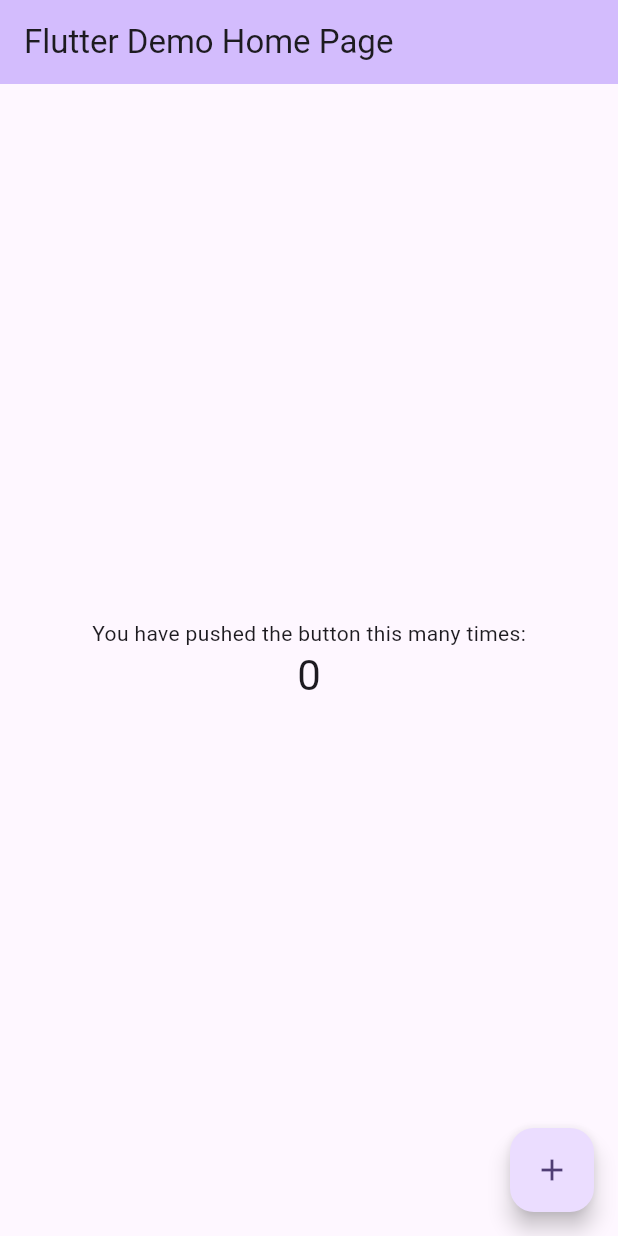
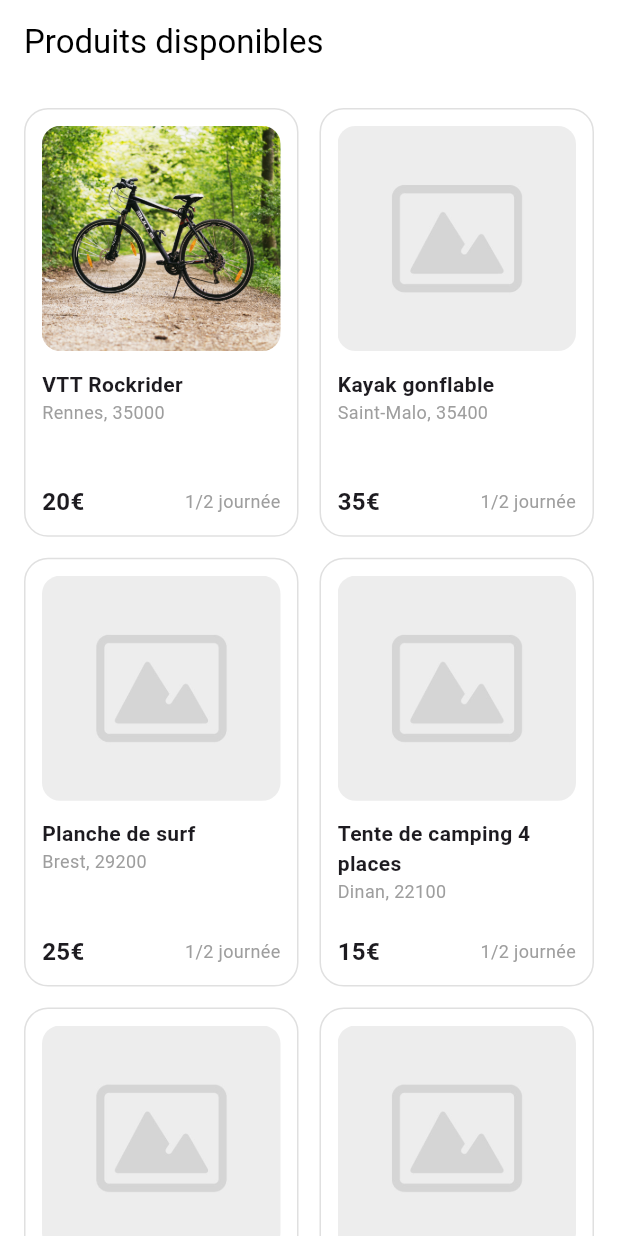
Before and after one commit to tombihoreau/lockeo, a Flutter app: the screen it shows after launch, on a phone screen of 412 x 824 dp. Run offline on Flutter 3.47's test engine with Material 3 defaults, Android fonts, the phone set to English and light mode, and no system bars.

Commit message:
add products_screen and produc_detail_screen

```diff
--- a/lockeo_app/lib/main.dart
+++ b/lockeo_app/lib/main.dart
@@ -1,4 +1,5 @@
 import 'package:flutter/material.dart';
+import 'package:lockeo_app/screens/products_screen.dart';
 
 void main() {
   runApp(const MyApp());
@@ -7,101 +8,20 @@ void main() {
 class MyApp extends StatelessWidget {
   const MyApp({super.key});
 
-  // This widget is the root of your application.
   @override
   Widget build(BuildContext context) {
     return MaterialApp(
-      title: 'Flutter Demo',
+      title: 'Lockeo',
+      debugShowCheckedModeBanner: false,
       theme: ThemeData(
-        colorScheme: ColorScheme.fromSeed(seedColor: Colors.deepPurple),
+        scaffoldBackgroundColor: Colors.white, // 👈 fond global
+        appBarTheme: const AppBarTheme(
+          backgroundColor: Colors.white,
+          foregroundColor: Colors.black,       // texte/icônes noirs
+          elevation: 0,                        // pas d’ombre
+        ),
       ),
-      home: const MyHomePage(title: 'Flutter Demo Home Page'),
+      home: ProductsScreen(),
     );
   }
 }
-
-class MyHomePage extends StatefulWidget {
-  const MyHomePage({super.key, required this.title});
-
-  // This widget is the home page of your application. It is stateful, meaning
-  // that it has a State object (defined below) that contains fields that affect
-  // how it looks.
-
-  // This class is the configuration for the state. It holds the values (in this
-  // case the title) provided by the parent (in this case the App widget) and
-  // used by the build method of the State. Fields in a Widget subclass are
-  // always marked "final".
-
-  final String title;
-
-  @override
-  State<MyHomePage> createState() => _MyHomePageState();
-}
-
-class _MyHomePageState extends State<MyHomePage> {
-  int _counter = 0;
-
-  void _incrementCounter() {
-    setState(() {
-      // This call to setState tells the Flutter framework that something has
-      // changed in this State, which causes it to rerun the build method below
-      // so that the display can reflect the updated values. If we changed
-      // _counter without calling setState(), then the build method would not be
-      // called again, and so nothing would appear to happen.
-      _counter++;
-    });
-  }
-
-  @override
-  Widget build(BuildContext context) {
-    // This method is rerun every time setState is called, for instance as done
-    // by the _incrementCounter method above.
-    //
-    // The Flutter framework has been optimized to make rerunning build methods
-    // fast, so that you can just rebuild anything that needs updating rather
-    // than having to individually change instances of widgets.
-    return Scaffold(
-      appBar: AppBar(
-        // TRY THIS: Try changing the color here to a specific color (to
-        // Colors.amber, perhaps?) and trigger a hot reload to see the AppBar
-        // change color while the other colors stay the same.
-        backgroundColor: Theme.of(context).colorScheme.inversePrimary,
-        // Here we take the value from the MyHomePage object that was created by
-        // the App.build method, and use it to set our appbar title.
-        title: Text(widget.title),
-      ),
-      body: Center(
-        // Center is a layout widget. It takes a single child and positions it
-        // in the middle of the parent.
-        child: Column(
-          // Column is also a layout widget. It takes a list of children and
-          // arranges them vertically. By default, it sizes itself to fit its
-          // children horizontally, and tries to be as tall as its parent.
-          //
-          // Column has various properties to control how it sizes itself and
-          // how it positions its children. Here we use mainAxisAlignment to
-          // center the children vertically; the main axis here is the vertical
-          // axis because Columns are vertical (the cross axis would be
-          // horizontal).
-          //
-          // TRY THIS: Invoke "debug painting" (choose the "Toggle Debug Paint"
-          // action in the IDE, or press "p" in the console), to see the
-          // wireframe for each widget.
-          mainAxisAlignment: MainAxisAlignment.center,
-          children: <Widget>[
-            const Text('You have pushed the button this many times:'),
-            Text(
-              '$_counter',
-              style: Theme.of(context).textTheme.headlineMedium,
-            ),
-          ],
-        ),
-      ),
-      floatingActionButton: FloatingActionButton(
-        onPressed: _incrementCounter,
-        tooltip: 'Increment',
-        child: const Icon(Icons.add),
-      ), // This trailing comma makes auto-formatting nicer for build methods.
-    );
-  }
-}
--- /dev/null
+++ b/lockeo_app/lib/models/images.dart
@@ -0,0 +1,25 @@
+class ImageModel {
+  final int imageId;
+  final int productId;
+  final String url;
+  final int positionImage;
+  final String createdAt;
+
+  ImageModel({
+    required this.imageId,
+    required this.productId,
+    required this.url,
+    required this.positionImage,
+    required this.createdAt,
+  });
+
+  factory ImageModel.fromJson(Map<String, dynamic> json) {
+    return ImageModel(
+      imageId: json['image_id'],
+      productId: json['product_id'],
+      url: json['url'],
+      positionImage: json['position_image'],
+      createdAt: json['created_at'],
+    );
+  }
+}
--- /dev/null
+++ b/lockeo_app/lib/models/product.dart
@@ -0,0 +1,52 @@
+class Product {
+  final int productId;
+  final String name;
+  final String description;
+  final double? price;
+  final double? priceEstimate;
+  final String state;
+  final double? longitude;
+  final double? latitude;
+  final String city;
+  final String postalCode;
+  final int ownerId;
+  final bool isAvailable;
+  final String createdAt;
+  final String updatedAt;
+
+  Product({
+    required this.productId,
+    required this.name,
+    required this.description,
+    this.price,
+    this.priceEstimate,
+    required this.state,
+    this.longitude,
+    this.latitude,
+    required this.city,
+    required this.postalCode,
+    required this.ownerId,
+    required this.isAvailable,
+    required this.createdAt,
+    required this.updatedAt,
+  });
+
+  factory Product.fromJson(Map<String, dynamic> json) {
+    return Product(
+      productId: json['product_id'],
+      name: json['name'],
+      description: json['description'],
+      price: json['price'] != null ? json['price'].toDouble() : null,
+      priceEstimate: json['price_estimate'] != null ? json['price_estimate'].toDouble() : null,
+      state: json['state'],
+      longitude: json['longitude']?.toDouble(),
+      latitude: json['latitude']?.toDouble(),
+      city: json['city'],
+      postalCode: json['postal_code'],
+      ownerId: json['owner_id'],
+      isAvailable: json['is_available'],
+      createdAt: json['created_at'],
+      updatedAt: json['updated_at'],
+    );
+  }
+}
--- /dev/null
+++ b/lockeo_app/lib/screens/products_screen.dart
@@ -0,0 +1,76 @@
+import 'package:flutter/material.dart';
+import '../models/product.dart';
+import '../services/local_data_service.dart';
+import '../widgets/product_card.dart';
+import '../models/images.dart';
+import 'product_detail_screen.dart';
+
+class ProductsScreen extends StatelessWidget {
+  final LocalDataService dataService = LocalDataService();
+
+  @override
+  Widget build(BuildContext context) {
+    return Scaffold(
+      appBar: AppBar(title: const Text("Produits disponibles")),
+      body: FutureBuilder<List<dynamic>>(
+        //à voir pour prendre un produit qui correspond à une offre
+        future: Future.wait([
+          dataService.loadProducts(),
+          dataService.loadImages(),
+        ]),
+        builder: (context, snapshot) {
+          if (snapshot.connectionState == ConnectionState.waiting) {
+            return const Center(child: CircularProgressIndicator());
+          }
+          if (!snapshot.hasData || snapshot.data == null) {
+            return const Center(child: Text("Erreur ou données introuvables"));
+          }
+
+          final products = snapshot.data![0] as List<Product>;
+          final images = snapshot.data![1] as List<ImageModel>;
+          final availableProducts = products.where((p) => p.isAvailable).toList();
+          if (availableProducts.isEmpty) {
+            return const Center(child: Text("Aucun produit disponible"));
+          }
+          return GridView.builder(
+            padding: const EdgeInsets.all(12),
+            gridDelegate: const SliverGridDelegateWithFixedCrossAxisCount(
+              crossAxisCount: 2,
+              crossAxisSpacing: 6,
+              mainAxisSpacing: 6,
+              childAspectRatio: 0.65,
+            ),
+            itemCount: availableProducts.length,
+            itemBuilder: (context, index) {
+              final availableProduct = availableProducts[index];
+              final productImages = images.where((img) => img.productId == availableProduct.productId).toList();
+              final firstImage = productImages.firstWhere(
+                (img) => img.positionImage == 1,
+                orElse: () => ImageModel(
+                  imageId: 0,
+                  productId: availableProduct.productId,
+                  url: "assets/images/default.jpg",
+                  positionImage: 0,
+                  createdAt: "",
+                ),
+              );
+
+              return ProductCard(
+                product: availableProduct,
+                image: firstImage,
+                onTap: () {
+                  Navigator.push(
+                    context,
+                    MaterialPageRoute(
+                      builder: (context) => ProductDetailScreen(product: availableProduct, images: productImages),
+                    ),
+                  );
+                },
+              );
+            }
+          );
+        },
+      ),
+    );
+  }
+}
--- /dev/null
+++ b/lockeo_app/lib/widgets/product_card.dart
@@ -0,0 +1,95 @@
+import 'package:flutter/material.dart';
+import '../models/product.dart';
+import '../models/images.dart';
+
+class ProductCard extends StatelessWidget {
+  final Product product;
+  final ImageModel image;
+  final VoidCallback? onTap;
+
+  const ProductCard({
+    super.key,
+    required this.product,
+    required this.image,
+    this.onTap,
+  });
+
+  @override
+  Widget build(BuildContext context) {
+    return InkWell(
+      onTap: onTap,
+      borderRadius: BorderRadius.circular(16),
+      child: Card(
+        color: Colors.white,
+        shape: RoundedRectangleBorder(
+          borderRadius: BorderRadius.circular(16),
+          side: BorderSide(color: Colors.grey.shade300, width: 1),
+        ),
+        elevation: 0,
+        child: Column(
+          crossAxisAlignment: CrossAxisAlignment.start,
+          children: [
+            // Image en haut
+            Padding(
+              padding: const EdgeInsets.all(12.0),
+              child: ClipRRect(
+                borderRadius: BorderRadius.circular(12),
+                child: Image.asset(
+                  image.url,
+                  height: 150,
+                  width: double.infinity,
+                  fit: BoxFit.cover,
+                ),
+              ),
+            ),
+
+            // Infos produit
+            Padding(
+              padding: const EdgeInsets.symmetric(horizontal: 12.0),
+              child: Column(
+                crossAxisAlignment: CrossAxisAlignment.start,
+                children: [
+                  Text(
+                    product.name,
+                    maxLines: 2,
+                    overflow: TextOverflow.ellipsis,
+                    style: const TextStyle(
+                      fontWeight: FontWeight.bold,
+                      fontSize: 14,
+                    ),
+                  ),
+                  Text(
+                    "${product.city}, ${product.postalCode}",
+                    style: const TextStyle(color: Colors.grey, fontSize: 12),
+                  ),
+                ],
+              ),
+            ),
+
+            const Spacer(), // 👈 pousse la Row vers le bas
+
+            Padding(
+              padding: const EdgeInsets.all(12.0),
+              child: Row(
+                mainAxisAlignment: MainAxisAlignment.spaceBetween,
+                children: [
+                  Text(
+                    "${product.price?.toInt()}€",
+                    style: const TextStyle(
+                      fontWeight: FontWeight.bold,
+                      fontSize: 16,
+                    ),
+                  ),
+                  const Text(
+                    "1/2 journée",
+                    style: TextStyle(fontSize: 12, color: Colors.grey),
+                  )
+                ],
+              ),
+            ),
+          ],
+        ),
+      ),
+    );
+  }
+}
--- a/lockeo_app/pubspec.yaml
+++ b/lockeo_app/pubspec.yaml
@@ -51,6 +51,9 @@ dev_dependencies:
 
 # The following section is specific to Flutter packages.
 flutter:
+  assets:
+    - assets/images/
+    - lib/data/
 
   # The following line ensures that the Material Icons font is
   # included with your application, so that you can use the icons in
```
Also changed, not shown: lockeo_app/lib/data/images.json (added, +16 -0 lines), lockeo_app/lib/data/products.json (added, +162 -0 lines), lockeo_app/lib/screens/product_detail_screen.dart (added, +87 -0 lines), lockeo_app/lib/services/local_data_service.dart (added, +19 -0 lines), lockeo_app/assets/images/default.jpg (added), lockeo_app/assets/images/vtt1.jpg (added), lockeo_app/assets/images/vtt2.jpg (added), lockeo_app/pubspec.lock, 1 other file.
